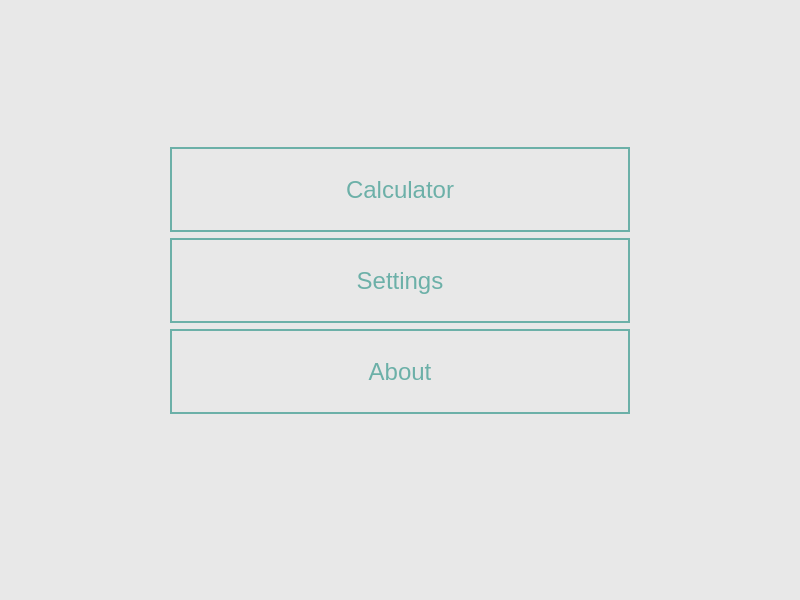
Above: ResistorColorCodeCalculator_GUI/mainwindow.ui from andrei-crisu/ResistorColorCodeCalculator before the change. Below: the same form after it.
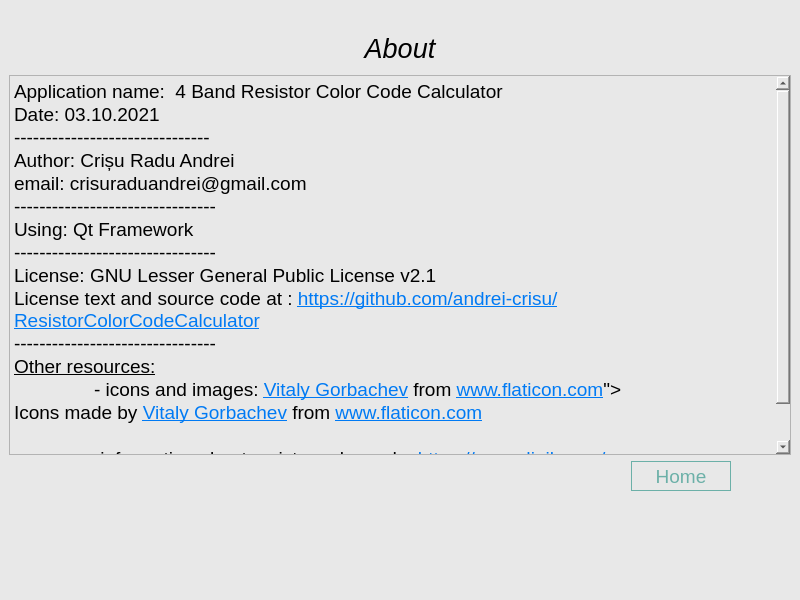
That is the form after the change. The open tabs and pages were chosen to show the change. Icons and pictures are not drawn.

Commit message: small user interface improvements

Diff of the .ui file:
```diff
--- a/ResistorColorCodeCalculator_GUI/mainwindow.ui
+++ b/ResistorColorCodeCalculator_GUI/mainwindow.ui
@@ -1278,6 +1278,290 @@
         </item>
        </layout>
       </widget>
+      <widget class="QWidget" name="page_3">
+       <layout class="QVBoxLayout" name="verticalLayout_12">
+        <item>
+         <spacer name="verticalSpacer_6">
+          <property name="orientation">
+           <enum>Qt::Vertical</enum>
+          </property>
+          <property name="sizeType">
+           <enum>QSizePolicy::Fixed</enum>
+          </property>
+          <property name="sizeHint" stdset="0">
+           <size>
+            <width>20</width>
+            <height>20</height>
+           </size>
+          </property>
+         </spacer>
+        </item>
+        <item>
+         <widget class="QLabel" name="label_8">
+          <property name="minimumSize">
+           <size>
+            <width>240</width>
+            <height>40</height>
+           </size>
+          </property>
+          <property name="maximumSize">
+           <size>
+            <width>16777215</width>
+            <height>40</height>
+           </size>
+          </property>
+          <property name="font">
+           <font>
+            <pointsize>20</pointsize>
+           </font>
+          </property>
+          <property name="styleSheet">
+           <string notr="true"/>
+          </property>
+          <property name="text">
+           <string>&lt;html&gt;&lt;head/&gt;&lt;body&gt;&lt;p&gt;&lt;span style=&quot; font-style:italic;&quot;&gt;About&lt;/span&gt;&lt;/p&gt;&lt;/body&gt;&lt;/html&gt;</string>
+          </property>
+          <property name="alignment">
+           <set>Qt::AlignCenter</set>
+          </property>
+         </widget>
+        </item>
+        <item>
+         <widget class="QTextEdit" name="textEdit">
+          <property name="html">
+           <string>&lt;!DOCTYPE HTML PUBLIC &quot;-//W3C//DTD HTML 4.0//EN&quot; &quot;http://www.w3.org/TR/REC-html40/strict.dtd&quot;&gt;
+&lt;html&gt;&lt;head&gt;&lt;meta name=&quot;qrichtext&quot; content=&quot;1&quot; /&gt;&lt;style type=&quot;text/css&quot;&gt;
+p, li { white-space: pre-wrap; }
+&lt;/style&gt;&lt;/head&gt;&lt;body style=&quot; font-family:'MS Shell Dlg 2'; font-size:8.25pt; font-weight:400; font-style:normal;&quot;&gt;
+&lt;p style=&quot; margin-top:0px; margin-bottom:0px; margin-left:0px; margin-right:0px; -qt-block-indent:0; text-indent:0px;&quot;&gt;&lt;span style=&quot; font-size:14pt;&quot;&gt;Application name:  4 Band Resistor Color Code Calculator&lt;/span&gt;&lt;/p&gt;
+&lt;p style=&quot; margin-top:0px; margin-bottom:0px; margin-left:0px; margin-right:0px; -qt-block-indent:0; text-indent:0px;&quot;&gt;&lt;span style=&quot; font-size:14pt;&quot;&gt;Date: 03.10.2021&lt;/span&gt;&lt;/p&gt;
+&lt;p style=&quot; margin-top:0px; margin-bottom:0px; margin-left:0px; margin-right:0px; -qt-block-indent:0; text-indent:0px;&quot;&gt;&lt;span style=&quot; font-size:14pt;&quot;&gt;-------------------------------&lt;/span&gt;&lt;/p&gt;
+&lt;p style=&quot; margin-top:0px; margin-bottom:0px; margin-left:0px; margin-right:0px; -qt-block-indent:0; text-indent:0px;&quot;&gt;&lt;span style=&quot; font-size:14pt;&quot;&gt;Author: Crișu Radu Andrei&lt;/span&gt;&lt;/p&gt;
+&lt;p style=&quot; margin-top:0px; margin-bottom:0px; margin-left:0px; margin-right:0px; -qt-block-indent:0; text-indent:0px;&quot;&gt;&lt;span style=&quot; font-size:14pt;&quot;&gt;email: crisuraduandrei@gmail.com&lt;/span&gt;&lt;/p&gt;
+&lt;p style=&quot; margin-top:0px; margin-bottom:0px; margin-left:0px; margin-right:0px; -qt-block-indent:0; text-indent:0px;&quot;&gt;&lt;span style=&quot; font-size:14pt;&quot;&gt;--------------------------------&lt;/span&gt;&lt;/p&gt;
+&lt;p style=&quot; margin-top:0px; margin-bottom:0px; margin-left:0px; margin-right:0px; -qt-block-indent:0; text-indent:0px;&quot;&gt;&lt;span style=&quot; font-size:14pt;&quot;&gt;Using: Qt Framework&lt;/span&gt;&lt;/p&gt;
+&lt;p style=&quot; margin-top:0px; margin-bottom:0px; margin-left:0px; margin-right:0px; -qt-block-indent:0; text-indent:0px;&quot;&gt;&lt;span style=&quot; font-size:14pt;&quot;&gt;--------------------------------&lt;/span&gt;&lt;/p&gt;
+&lt;p style=&quot; margin-top:0px; margin-bottom:0px; margin-left:0px; margin-right:0px; -qt-block-indent:0; text-indent:0px;&quot;&gt;&lt;span style=&quot; font-size:14pt;&quot;&gt;License: GNU Lesser General Public License v2.1&lt;/span&gt;&lt;/p&gt;
+&lt;p style=&quot; margin-top:0px; margin-bottom:0px; margin-left:0px; margin-right:0px; -qt-block-indent:0; text-indent:0px;&quot;&gt;&lt;span style=&quot; font-size:14pt;&quot;&gt;License text and source code at : &lt;/span&gt;&lt;a href=&quot;https://github.com/andrei-crisu/ResistorColorCodeCalculator&quot;&gt;&lt;span style=&quot; font-size:14pt; text-decoration: underline; color:#007af4;&quot;&gt;https://github.com/andrei-crisu/ResistorColorCodeCalculator&lt;/span&gt;&lt;/a&gt;&lt;/p&gt;
+&lt;p style=&quot; margin-top:0px; margin-bottom:0px; margin-left:0px; margin-right:0px; -qt-block-indent:0; text-indent:0px;&quot;&gt;&lt;span style=&quot; font-size:14pt;&quot;&gt;--------------------------------&lt;/span&gt;&lt;/p&gt;
+&lt;p style=&quot; margin-top:0px; margin-bottom:0px; margin-left:0px; margin-right:0px; -qt-block-indent:0; text-indent:0px;&quot;&gt;&lt;span style=&quot; font-size:14pt; text-decoration: underline;&quot;&gt;Other resources:&lt;/span&gt;&lt;/p&gt;
+&lt;p style=&quot; margin-top:0px; margin-bottom:0px; margin-left:0px; margin-right:0px; -qt-block-indent:0; text-indent:0px;&quot;&gt;&lt;span style=&quot; font-size:14pt;&quot;&gt;	- icons and images: &lt;/span&gt;&lt;a href=&quot;&amp;lt;div&amp;gt;Icons made by &amp;lt;a href=&quot;&gt;&lt;span style=&quot; font-size:14pt; text-decoration: underline; color:#007af4;&quot;&gt;Vitaly Gorbachev&lt;/span&gt;&lt;/a&gt;&lt;span style=&quot; font-size:14pt;&quot;&gt; from &lt;/span&gt;&lt;a href=&quot;https://www.flaticon.com/&quot;&gt;&lt;span style=&quot; font-size:14pt; text-decoration: underline; color:#007af4;&quot;&gt;www.flaticon.com&lt;/span&gt;&lt;/a&gt;&lt;span style=&quot; font-size:14pt;&quot;&gt;&amp;quot;&amp;gt;&lt;/span&gt;&lt;/p&gt;
+&lt;p style=&quot; margin-top:0px; margin-bottom:0px; margin-left:0px; margin-right:0px; -qt-block-indent:0; text-indent:0px;&quot;&gt;&lt;span style=&quot; font-size:14pt;&quot;&gt;Icons made by &lt;/span&gt;&lt;a href=&quot;https://www.flaticon.com/authors/vitaly-gorbachev&quot;&gt;&lt;span style=&quot; font-size:14pt; text-decoration: underline; color:#007af4;&quot;&gt;Vitaly Gorbachev&lt;/span&gt;&lt;/a&gt;&lt;span style=&quot; font-size:14pt;&quot;&gt; from &lt;/span&gt;&lt;a href=&quot;https://www.flaticon.com/&quot;&gt;&lt;span style=&quot; font-size:14pt; text-decoration: underline; color:#007af4;&quot;&gt;www.flaticon.com&lt;/span&gt;&lt;/a&gt;&lt;/p&gt;
+&lt;p style=&quot;-qt-paragraph-type:empty; margin-top:0px; margin-bottom:0px; margin-left:0px; margin-right:0px; -qt-block-indent:0; text-indent:0px; font-size:14pt;&quot;&gt;&lt;br /&gt;&lt;/p&gt;
+&lt;p style=&quot; margin-top:0px; margin-bottom:0px; margin-left:0px; margin-right:0px; -qt-block-indent:0; text-indent:0px;&quot;&gt;&lt;span style=&quot; font-size:14pt;&quot;&gt;	-information about resistor color code: &lt;/span&gt;&lt;a href=&quot;https://www.digikey.ro/&quot;&gt;&lt;span style=&quot; font-size:14pt; text-decoration: underline; color:#007af4;&quot;&gt;https://www.digikey.ro/&lt;/span&gt;&lt;/a&gt;&lt;/p&gt;
+&lt;p style=&quot; margin-top:0px; margin-bottom:0px; margin-left:0px; margin-right:0px; -qt-block-indent:0; text-indent:0px;&quot;&gt;&lt;span style=&quot; font-size:14pt;&quot;&gt;--------------------------------&lt;/span&gt;&lt;/p&gt;&lt;/body&gt;&lt;/html&gt;</string>
+          </property>
+         </widget>
+        </item>
+        <item>
+         <layout class="QHBoxLayout" name="horizontalLayout_5">
+          <item>
+           <spacer name="horizontalSpacer_7">
+            <property name="orientation">
+             <enum>Qt::Horizontal</enum>
+            </property>
+            <property name="sizeHint" stdset="0">
+             <size>
+              <width>40</width>
+              <height>20</height>
+             </size>
+            </property>
+           </spacer>
+          </item>
+          <item>
+           <widget class="QPushButton" name="home_2">
+            <property name="minimumSize">
+             <size>
+              <width>100</width>
+              <height>30</height>
+             </size>
+            </property>
+            <property name="maximumSize">
+             <size>
+              <width>100</width>
+              <height>30</height>
+             </size>
+            </property>
+            <property name="font">
+             <font>
+              <pointsize>14</pointsize>
+             </font>
+            </property>
+            <property name="styleSheet">
+             <string notr="true">  QPushButton {
+	 background-color:none;
+	 border-color :rgb(108, 176, 168);
+	 color: rgb(108, 176, 168);
+      border-style:solid;
+      border-width:1px;
+  }
+  QPushButton:hover:!pressed { 
+	
+	background-color: rgb(108, 176, 168);
+	color: rgb(255, 255, 255);
+  }</string>
+            </property>
+            <property name="text">
+             <string>Home</string>
+            </property>
+           </widget>
+          </item>
+          <item>
+           <spacer name="horizontalSpacer_8">
+            <property name="orientation">
+             <enum>Qt::Horizontal</enum>
+            </property>
+            <property name="sizeType">
+             <enum>QSizePolicy::Fixed</enum>
+            </property>
+            <property name="sizeHint" stdset="0">
+             <size>
+              <width>60</width>
+              <height>20</height>
+             </size>
+            </property>
+           </spacer>
+          </item>
+         </layout>
+        </item>
+        <item>
+         <spacer name="verticalSpacer_5">
+          <property name="orientation">
+           <enum>Qt::Vertical</enum>
+          </property>
+          <property name="sizeType">
+           <enum>QSizePolicy::Fixed</enum>
+          </property>
+          <property name="sizeHint" stdset="0">
+           <size>
+            <width>20</width>
+            <height>100</height>
+           </size>
+          </property>
+         </spacer>
+        </item>
+       </layout>
+      </widget>
+      <widget class="QWidget" name="page_4">
+       <layout class="QVBoxLayout" name="verticalLayout_13">
+        <item>
+         <widget class="QGroupBox" name="groupBox">
+          <property name="sizePolicy">
+           <sizepolicy hsizetype="Preferred" vsizetype="Preferred">
+            <horstretch>1</horstretch>
+            <verstretch>1</verstretch>
+           </sizepolicy>
+          </property>
+          <property name="title">
+           <string/>
+          </property>
+         </widget>
+        </item>
+        <item>
+         <spacer name="verticalSpacer_7">
+          <property name="orientation">
+           <enum>Qt::Vertical</enum>
+          </property>
+          <property name="sizeType">
+           <enum>QSizePolicy::Fixed</enum>
+          </property>
+          <property name="sizeHint" stdset="0">
+           <size>
+            <width>20</width>
+            <height>20</height>
+           </size>
+          </property>
+         </spacer>
+        </item>
+        <item>
+         <layout class="QHBoxLayout" name="horizontalLayout_6">
+          <item>
+           <spacer name="horizontalSpacer_9">
+            <property name="orientation">
+             <enum>Qt::Horizontal</enum>
+            </property>
+            <property name="sizeHint" stdset="0">
+             <size>
+              <width>40</width>
+              <height>20</height>
+             </size>
+            </property>
+           </spacer>
+          </item>
+          <item>
+           <widget class="QPushButton" name="home_3">
+            <property name="minimumSize">
+             <size>
+              <width>100</width>
+              <height>30</height>
+             </size>
+            </property>
+            <property name="maximumSize">
+             <size>
+              <width>100</width>
+              <height>30</height>
+             </size>
+            </property>
+            <property name="font">
+             <font>
+              <pointsize>14</pointsize>
+             </font>
+            </property>
+            <property name="styleSheet">
+             <string notr="true">  QPushButton {
+	 background-color:none;
+	 border-color :rgb(108, 176, 168);
+	 color: rgb(108, 176, 168);
+      border-style:solid;
+      border-width:1px;
+  }
+  QPushButton:hover:!pressed { 
+	
+	background-color: rgb(108, 176, 168);
+	color: rgb(255, 255, 255);
+  }</string>
+            </property>
+            <property name="text">
+             <string>Home</string>
+            </property>
+           </widget>
+          </item>
+          <item>
+           <spacer name="horizontalSpacer_10">
+            <property name="orientation">
+             <enum>Qt::Horizontal</enum>
+            </property>
+            <property name="sizeType">
+             <enum>QSizePolicy::Fixed</enum>
+            </property>
+            <property name="sizeHint" stdset="0">
+             <size>
+              <width>60</width>
+              <height>20</height>
+             </size>
+            </property>
+           </spacer>
+          </item>
+         </layout>
+        </item>
+        <item>
+         <spacer name="verticalSpacer_8">
+          <property name="orientation">
+           <enum>Qt::Vertical</enum>
+          </property>
+          <property name="sizeType">
+           <enum>QSizePolicy::Fixed</enum>
+          </property>
+          <property name="sizeHint" stdset="0">
+           <size>
+            <width>20</width>
+            <height>100</height>
+           </size>
+          </property>
+         </spacer>
+        </item>
+       </layout>
+      </widget>
      </widget>
     </item>
    </layout>
```
Left out of the diff: 9 changed lines with no effect on the pictures. The commit also changes 7 other files.
